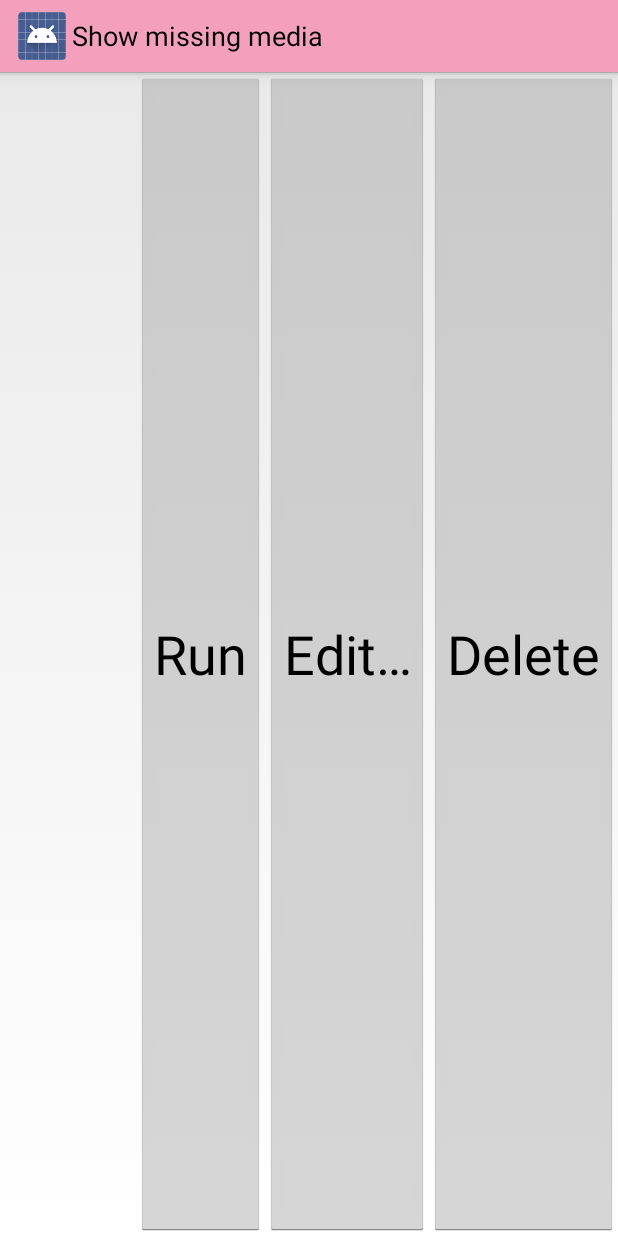
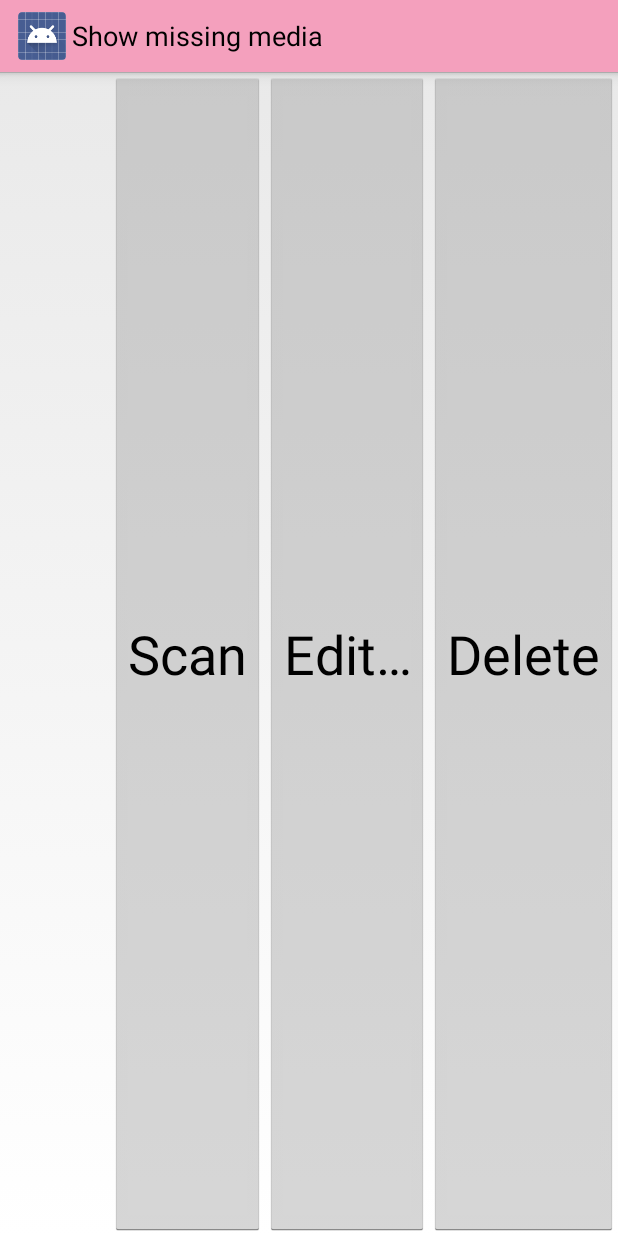
Before and after one commit to SumiTomohiko/SimpleMediaScanner, an Android app: the layout list_row.xml on its own in the app's theme, with its tools: preview values and no code run, on a phone screen of 412 x 824 dp. Run offline under Robolectric (Android 15) with nearby library versions, the phone set to English and light mode, and no system bars.

Commit message:
Changed the caption of the "Run" button to "Scan".

```diff
--- a/app/src/main/res/values/strings.xml
+++ b/app/src/main/res/values/strings.xml
@@ -12,7 +12,7 @@
         Delete duplicated entries
     </string>
     <string name="menu_about">About&#8230;</string>
-    <string name="run_button">Run</string>
+    <string name="run_button">Scan</string>
     <string name="edit_button">Edit&#8230;</string>
     <string name="delete_button">Delete</string>
     <string name="add_button">Add a directory&#8230;</string>
```
